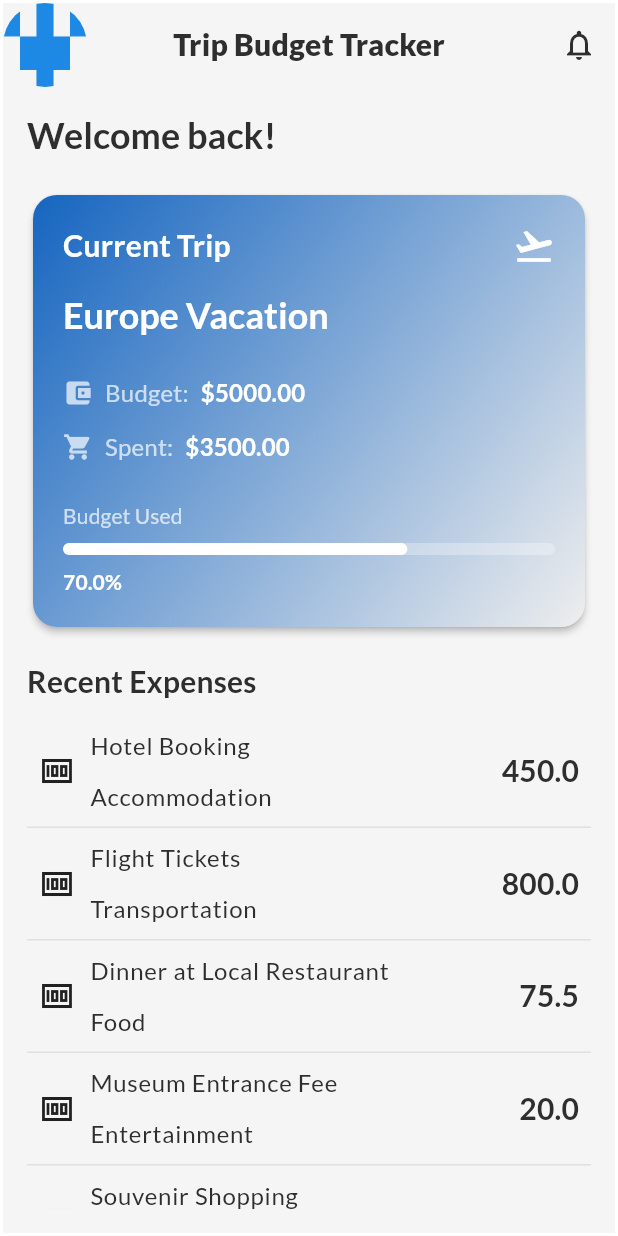
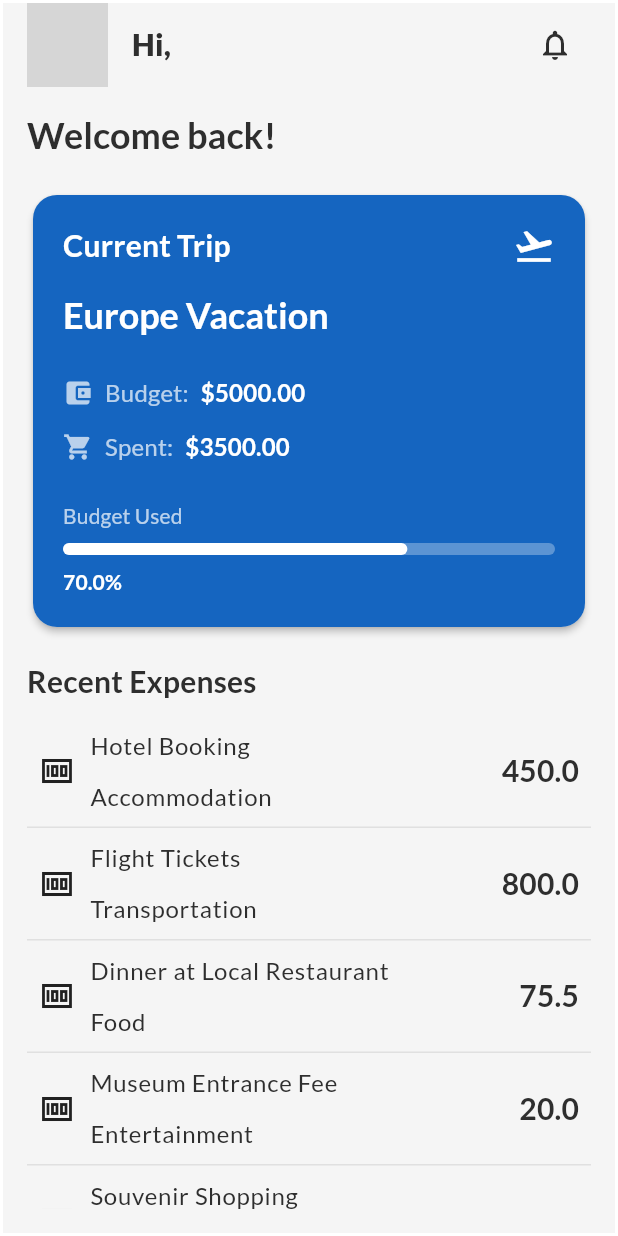
Before and after one commit to Jeddy2023/appsagetechwiz, a Flutter app: the HomeScreen screen opened by its route, on a phone screen of 412 x 824 dp. Run offline on Flutter 3.47's test engine with Material 3 defaults, Android fonts, the light colour scheme and no system bars; our stand-ins replace cloud_firestore, firebase_auth, firebase_core, firebase_storage, flutter_riverpod, flutter_spinkit and 4 more; accounts and stored records are empty; network calls fail; grey boxes are pictures that could not be loaded.

Commit message:
feat: updated homescreen hero card and displayed users profile picture or default image

```diff
--- a/lib/home/screens/home_screen.dart
+++ b/lib/home/screens/home_screen.dart
@@ -1,15 +1,19 @@
 import 'package:appsagetechwiz/home/widgets/expense_card.dart';
 import 'package:appsagetechwiz/home/widgets/hero_card.dart';
+import 'package:appsagetechwiz/providers/auth_provider.dart';
 import 'package:flutter/material.dart';
+import 'package:flutter_riverpod/flutter_riverpod.dart';
 
-class HomeScreen extends StatefulWidget {
+class HomeScreen extends ConsumerStatefulWidget {
   const HomeScreen({super.key});
 
   @override
-  State<HomeScreen> createState() => _HomeScreenState();
+  ConsumerState<HomeScreen> createState() => _HomeScreenState();
 }
 
-class _HomeScreenState extends State<HomeScreen> {
+class _HomeScreenState extends ConsumerState<HomeScreen> {
+  late Future<Map<String, dynamic>?> _userDataFuture;
+
   List<Map<String, dynamic>> expenses = [
     {"title": "Hotel Booking", "amount": 450.00, "category": "Accommodation"},
     {"title": "Flight Tickets", "amount": 800.00, "category": "Transportation"},
@@ -38,33 +42,56 @@ class _HomeScreenState extends State<HomeScreen> {
   @override
   void initState() {
     super.initState();
-    // TODO: IMPLEMENT LOGIC TO FETCH CURRENT TRIP AND RECENT EXPENSES
+    final authService = ref.read(authServiceProvider);
+    _userDataFuture = authService.getCurrentUser();
   }
 
   @override
   Widget build(BuildContext context) {
+    return FutureBuilder<Map<String, dynamic>?>(
+      future: _userDataFuture,
+      builder: (context, snapshot) {
+        if (snapshot.connectionState == ConnectionState.waiting) {
+          return const Center(child: CircularProgressIndicator());
+        } else if (snapshot.hasError) {
+          return Center(child: Text('Error: ${snapshot.error}'));
+        } else if (snapshot.hasData && snapshot.data != null) {
+          final userData = snapshot.data!;
+          final firstName = userData['First_Name'] ?? 'User';
+          final profilePicture = userData['photoURL'] ??
+              'https://res.cloudinary.com/dn7xnr4ll/image/upload/v1722866767/notionistsNeutral-1722866616198_iu61hw.png';
+
           return Padding(
             padding: const EdgeInsets.all(2.0),
             child: Scaffold(
               appBar: AppBar(
-          title: const Text('Trip Budget Tracker'),
+                title: Text("Hi, $firstName"),
                 elevation: 0,
                 backgroundColor: Colors.transparent,
                 forceMaterialTransparency: true,
-          centerTitle: true,
-          leading: Container(
-            width: 10,
-            height: 10,
-            decoration: const BoxDecoration(
+                leadingWidth: 70,
+                leading: Padding(
+                  padding: const EdgeInsets.only(left: 16.0),
+                  child: Container(
+                    width: 36,
+                    height: 36,
+                    decoration: BoxDecoration(
                       shape: BoxShape.circle,
                       image: DecorationImage(
-                    image: AssetImage('assets/images/general/avatar.png'),
-                    fit: BoxFit.cover)),
+                        image: NetworkImage(profilePicture),
+                        fit: BoxFit.cover,
+                      ),
+                    ),
+                  ),
                 ),
                 actions: [
-            IconButton(
+                  Padding(
+                    padding: const EdgeInsets.only(right: 16.0),
+                    child: IconButton(
                       icon: const Icon(Icons.notifications_outlined),
-                onPressed: () {})
+                      onPressed: () {},
+                    ),
+                  ),
                 ],
               ),
               body: SafeArea(
@@ -80,16 +107,16 @@ class _HomeScreenState extends State<HomeScreen> {
                               ?.copyWith(fontWeight: FontWeight.bold)),
                       const SizedBox(height: 20),
                       const HeroCard(
-                    tripName: "Europe Vacation", budget: 5000, spent: 3500),
+                          tripName: "Europe Vacation",
+                          budget: 5000,
+                          spent: 3500),
                       const SizedBox(height: 20),
                       Text('Recent Expenses',
                           style: Theme.of(context)
                               .textTheme
                               .titleLarge
                               ?.copyWith(fontWeight: FontWeight.bold)),
-                const SizedBox(
-                  height: 10,
-                ),
+                      const SizedBox(height: 10),
                       Expanded(
                         child: ListView.separated(
                           itemBuilder: (context, index) {
@@ -103,12 +130,19 @@ class _HomeScreenState extends State<HomeScreen> {
                             height: 1,
                             color: Theme.of(context).colorScheme.surface,
                           ),
-                        itemCount: expenses.length)),
+                          itemCount: expenses.length,
+                        ),
+                      ),
                     ],
                   ),
                 ),
               ),
             ),
           );
+        } else {
+          return const Center(child: Text('No user data available'));
+        }
+      },
+    );
   }
 }
--- a/lib/home/widgets/hero_card.dart
+++ b/lib/home/widgets/hero_card.dart
@@ -23,11 +23,12 @@ class HeroCard extends StatelessWidget {
       child: Container(
         width: double.infinity,
         decoration: BoxDecoration(
-          gradient: LinearGradient(
-            begin: Alignment.topLeft,
-            end: Alignment.bottomRight,
-            colors: [colorScheme.primary, colorScheme.secondary],
-          ),
+          // gradient: LinearGradient(
+          //   begin: Alignment.topLeft,
+          //   end: Alignment.bottomRight,
+          //   colors: [colorScheme.primary, colorScheme.secondary],
+          // ),
+          color: colorScheme.primary,
           borderRadius: BorderRadius.circular(16),
         ),
         child: Padding(
--- a/lib/main.dart
+++ b/lib/main.dart
@@ -19,7 +19,7 @@ void main() async {
 
   runApp(ProviderScope(
       child: MaterialApp(
-          initialRoute: '/main',
+          initialRoute: '/onboarding',
           theme: lightTheme,
           darkTheme: darkTheme,
           themeMode: ThemeMode.system,
--- a/lib/theme/theme_constants.dart
+++ b/lib/theme/theme_constants.dart
@@ -25,11 +25,11 @@ ThemeData darkTheme = ThemeData(
   fontFamily: 'Lato',
   textTheme: darkTextTheme,
   colorScheme: darkColorScheme,
-  scaffoldBackgroundColor: Colors.black.withOpacity(0.8),
+  scaffoldBackgroundColor: const Color(0xFF1B1C1E),
   inputDecorationTheme: InputDecorationTheme(
     fillColor: Colors.grey.shade900, // Dark mode fill color
-    focusedBorder: OutlineInputBorder(
-      borderSide: const BorderSide(color: Colors.black), // Black when focused
+    focusedBorder: const OutlineInputBorder(
+      borderSide: BorderSide(color: Colors.black), // Black when focused
     ),
   ),
 );
```
Lines whose indentation alone changed are shown as unchanged.
